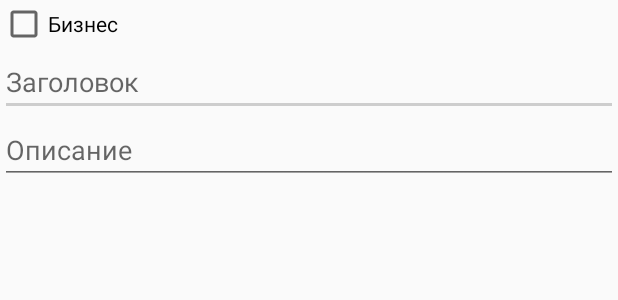
After one commit to Mortd3kay/Hacklife, an Android app: the layout map_post_dialog.xml on its own in the app's theme, with its tools: preview values and no code run, on a phone screen of 412 x 824 dp. The commit adds this screen. Shown: the top 300 px of the screen. Run offline under Robolectric (Android 15) with nearby library versions, the phone set to English and light mode, and no system bars.

Commit message:
first working demo

```diff
--- a/Android App/Parker/app/src/main/java/com/hacklife/parker/repos/room/dao/PostDao.java
+++ b/Android App/Parker/app/src/main/java/com/hacklife/parker/repos/room/dao/PostDao.java
@@ -12,7 +12,7 @@ import androidx.room.Query;
 import androidx.room.Update;
 
 @Dao
-public interface PostDao {
+public interface PostDao{
     @Insert
     void insert(Post post);
 
@@ -33,4 +33,7 @@ public interface PostDao {
 
     @Query("select * from post where creator = :id")
     LiveData<Post> getByCreator(int id);
+
+    @Query("select * from post where latitude = :lat and longitude = :lon")
+    LiveData<Post> getByCoordinates(double lat, double lon);
 }
--- a/Android App/Parker/app/src/main/java/com/hacklife/parker/repos/room/dao/UserDao.java
+++ b/Android App/Parker/app/src/main/java/com/hacklife/parker/repos/room/dao/UserDao.java
@@ -12,7 +12,7 @@ import androidx.room.Query;
 import androidx.room.Update;
 
 @Dao
-public interface UserDao {
+public interface UserDao{
     @Insert
     void insert(User user);
 
--- /dev/null
+++ b/Android App/Parker/app/src/main/res/layout/map_post_dialog.xml
@@ -0,0 +1,57 @@
+<?xml version="1.0" encoding="utf-8"?>
+<LinearLayout xmlns:android="http://schemas.android.com/apk/res/android"
+    android:layout_width="match_parent"
+    android:layout_height="match_parent"
+    xmlns:app="http://schemas.android.com/apk/res-auto"
+    xmlns:tools="http://schemas.android.com/tools"
+    android:orientation="vertical">
+
+    <CheckBox
+        android:id="@+id/is_business"
+        android:layout_width="wrap_content"
+        android:layout_height="wrap_content"
+        android:text="Бизнес"
+        android:checked="false"/>
+
+    <EditText
+        android:id="@+id/title_input"
+        android:layout_width="match_parent"
+        android:layout_height="wrap_content"
+        android:inputType="textPersonName"
+        android:hint="Заголовок"/>
+
+    <EditText
+        android:id="@+id/desc_input"
+        android:layout_width="match_parent"
+        android:layout_height="wrap_content"
+        android:inputType="textMultiLine"
+        android:hint="Описание"/>
+
+    <EditText
+        android:id="@+id/email_input"
+        android:layout_width="match_parent"
+        android:layout_height="wrap_content"
+        android:inputType="textEmailAddress"
+        android:visibility="gone"
+        android:hint="Рабочий Email"/>
+
+    <EditText
+        android:id="@+id/phone_input"
+        android:layout_width="match_parent"
+        android:layout_height="wrap_content"
+        android:inputType="phone"
+        android:hint="Рабочий телефон"
+        android:visibility="gone"
+        />
+
+    <TextView
+        android:id="@+id/marker_address"
+        android:layout_width="match_parent"
+        android:layout_height="wrap_content"
+        tools:text="@tools:sample/cities"
+        android:layout_margin="10dp"
+        android:inputType="textMultiLine"
+        android:textColor="@color/blue"/>
+
+
+</LinearLayout>
--- a/Android App/Parker/app/src/main/res/values/colors.xml
+++ b/Android App/Parker/app/src/main/res/values/colors.xml
@@ -2,5 +2,6 @@
 <resources>
     <color name="colorPrimary">#8BC34A</color>
     <color name="colorPrimaryDark">#000000</color>
-    <color name="colorAccent">#FFFFFF</color>
+    <color name="colorAccent">#CDCDCD</color>
+    <color name="blue">#1D76D5</color>
 </resources>
```
Also changed, not shown: Android App/Parker/app/src/main/java/com/hacklife/parker/repos/ParkerRepository.java (added, +216 -0 lines), Android App/Parker/app/src/main/java/com/hacklife/parker/repos/room/dao/AchievementDao.java (+6 -3 lines), Android App/Parker/app/src/main/java/com/hacklife/parker/repos/room/dao/MessageDao.java (+6 -2 lines), Android App/Parker/app/src/main/java/com/hacklife/parker/repos/room/entities/Post.java (+13 -1 lines), Android App/Parker/app/src/main/java/com/hacklife/parker/ui/home/HomeFragment.java (+107 -5 lines), Android App/Parker/app/src/main/java/com/hacklife/parker/ui/home/HomeViewModel.java (+13 -7 lines), Android App/Parker/app/src/main/res/drawable/ic_event.xml (added, +10 -0 lines).
